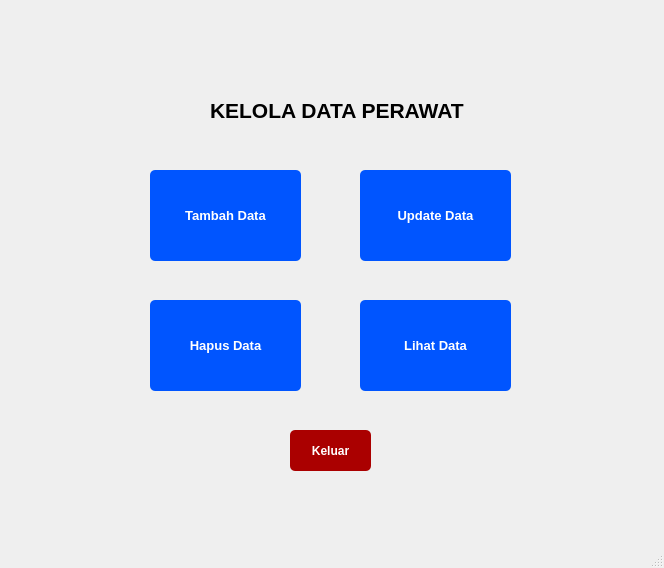
First picture: the form in kelola_perawat.ui, repository naylasalsdev-project/SudiKasusUAS, before the edit.
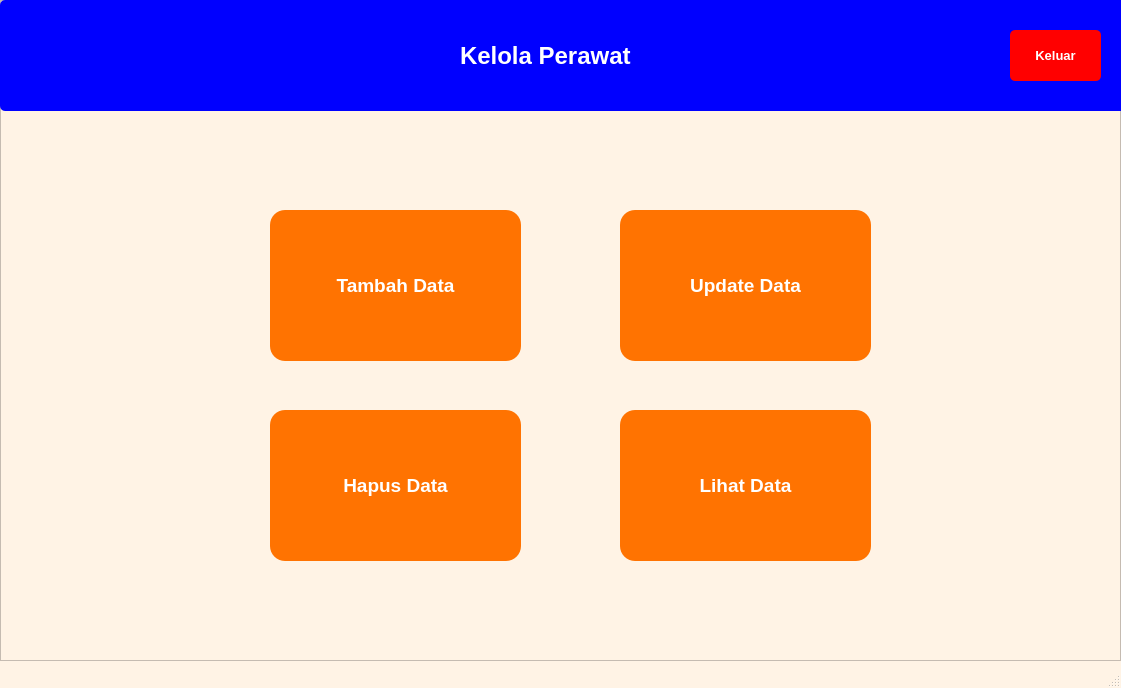
Second picture: the form after the edit.

Patch:
```diff
--- a/kelola_perawat.ui
+++ b/kelola_perawat.ui
@@ -6,113 +6,93 @@
    <rect>
     <x>0</x>
     <y>0</y>
-    <width>664</width>
-    <height>568</height>
+    <width>1121</width>
+    <height>688</height>
    </rect>
   </property>
   <property name="windowTitle">
    <string>MainWindow</string>
   </property>
+  <property name="styleSheet">
+   <string notr="true">QMainWindow {
+    background-color: rgb(255, 243, 229);          
+}</string>
+  </property>
   <widget class="QWidget" name="centralwidget">
-   <widget class="QPushButton" name="pushButton_5">
-    <property name="geometry">
-     <rect>
-      <x>360</x>
-      <y>300</y>
-      <width>151</width>
-      <height>91</height>
-     </rect>
-    </property>
-    <property name="font">
-     <font>
-      <pointsize>10</pointsize>
-      <weight>75</weight>
-      <bold>true</bold>
-     </font>
-    </property>
     <property name="styleSheet">
-     <string notr="true">QPushButton {
-    background-color: rgb(0, 85, 255);
-    color: white;
-    border-radius: 5px;   
-    padding: 6px;           
+    <string notr="true">QWidget {
+    background-color: rgb(255, 243, 229);          
 }</string>
     </property>
-    <property name="text">
-     <string>Lihat Data</string>
-    </property>
-   </widget>
-   <widget class="QPushButton" name="pushButton_4">
+   <widget class="QFrame" name="frame">
     <property name="geometry">
      <rect>
-      <x>150</x>
-      <y>300</y>
-      <width>151</width>
-      <height>91</height>
+      <x>0</x>
+      <y>0</y>
+      <width>1121</width>
+      <height>661</height>
      </rect>
     </property>
-    <property name="font">
-     <font>
-      <pointsize>10</pointsize>
-      <weight>75</weight>
-      <bold>true</bold>
-     </font>
-    </property>
     <property name="styleSheet">
-     <string notr="true">QPushButton {
-    background-color: rgb(0, 85, 255);
-    color: white;
-    border-radius: 5px;   
-    padding: 6px;           
+     <string notr="true">QFrame {
+    background-color: rgb(255, 243, 229);          
 }</string>
     </property>
-    <property name="text">
-     <string>Hapus Data</string>
+    <property name="frameShape">
+     <enum>QFrame::StyledPanel</enum>
     </property>
-   </widget>
-   <widget class="QLabel" name="label">
-    <property name="geometry">
-     <rect>
-      <x>210</x>
-      <y>90</y>
-      <width>261</width>
-      <height>41</height>
-     </rect>
+    <property name="frameShadow">
+     <enum>QFrame::Raised</enum>
     </property>
-    <property name="font">
-     <font>
-      <pointsize>16</pointsize>
-      <weight>75</weight>
-      <bold>true</bold>
-     </font>
-    </property>
-    <property name="text">
-     <string>KELOLA DATA PERAWAT</string>
-    </property>
-   </widget>
    <widget class="QPushButton" name="pushButton_2">
     <property name="geometry">
      <rect>
-      <x>150</x>
-      <y>170</y>
-      <width>151</width>
-      <height>91</height>
+       <x>620</x>
+       <y>210</y>
+       <width>251</width>
+       <height>151</height>
      </rect>
     </property>
     <property name="font">
      <font>
-      <pointsize>10</pointsize>
+       <pointsize>14</pointsize>
       <weight>75</weight>
       <bold>true</bold>
      </font>
     </property>
     <property name="styleSheet">
      <string notr="true">QPushButton {
-    background-color: rgb(0, 85, 255);
-    color: white;
-    border-radius: 5px;   
-    padding: 6px;           
-}</string>
+   background-color: rgb(255, 115, 1);
+   color: white;    
+   border-radius: 15px;   
+   padding: 6px;}</string>
+     </property>
+     <property name="text">
+      <string>Update Data</string>
+     </property>
+    </widget>
+    <widget class="QPushButton" name="pushButton">
+     <property name="geometry">
+      <rect>
+       <x>270</x>
+       <y>210</y>
+       <width>251</width>
+       <height>151</height>
+      </rect>
+     </property>
+     <property name="font">
+      <font>
+       <pointsize>14</pointsize>
+       <weight>75</weight>
+       <bold>true</bold>
+      </font>
+     </property>
+     <property name="styleSheet">
+      <string notr="true">QPushButton {
+   background-color: rgb(255, 115, 1);
+   color: white;    
+   border-radius: 15px;   
+   padding: 6px;}</string>
     </property>
     <property name="text">
      <string>Tambah Data</string>
@@ -121,60 +101,127 @@
    <widget class="QPushButton" name="pushButton_3">
     <property name="geometry">
      <rect>
-      <x>360</x>
-      <y>170</y>
-      <width>151</width>
-      <height>91</height>
+       <x>270</x>
+       <y>410</y>
+       <width>251</width>
+       <height>151</height>
      </rect>
     </property>
     <property name="font">
      <font>
-      <pointsize>10</pointsize>
+       <pointsize>14</pointsize>
       <weight>75</weight>
       <bold>true</bold>
      </font>
     </property>
     <property name="styleSheet">
      <string notr="true">QPushButton {
-    background-color: rgb(0, 85, 255);
-    color: white;
-    border-radius: 5px;   
-    padding: 6px;           
-}</string>
+   background-color: rgb(255, 115, 1);
+   color: white;    
+   border-radius: 15px;   
+   padding: 6px;}</string>
     </property>
     <property name="text">
-     <string>Update Data</string>
+      <string>Hapus Data</string>
     </property>
    </widget>
    <widget class="QPushButton" name="pushButton_6">
     <property name="geometry">
      <rect>
-      <x>290</x>
-      <y>430</y>
-      <width>81</width>
-      <height>41</height>
+       <x>620</x>
+       <y>410</y>
+       <width>251</width>
+       <height>151</height>
      </rect>
     </property>
     <property name="font">
      <font>
-      <pointsize>9</pointsize>
+       <pointsize>14</pointsize>
       <weight>75</weight>
       <bold>true</bold>
      </font>
     </property>
     <property name="styleSheet">
      <string notr="true">QPushButton {
-    background-color: rgb(170, 0, 0);
-    color: white;
-    border-radius: 5px;   
-    padding: 6px;           
+   background-color: rgb(255, 115, 1);
+   color: white;    
+   border-radius: 15px;   
+   padding: 6px;}</string>
+     </property>
+     <property name="text">
+      <string>Lihat Data</string>
+     </property>
+    </widget>
+    <widget class="QWidget" name="widget" native="true">
+     <property name="geometry">
+      <rect>
+       <x>0</x>
+       <y>0</y>
+       <width>1131</width>
+       <height>111</height>
+      </rect>
+     </property>
+     <property name="styleSheet">
+      <string notr="true">QWidget {
+    background-color: rgb(0, 0, 255);
+	border-radius: 5px        
 }</string>
+     </property>
+     <widget class="QLabel" name="label">
+      <property name="geometry">
+       <rect>
+        <x>460</x>
+        <y>30</y>
+        <width>231</width>
+        <height>51</height>
+       </rect>
+      </property>
+      <property name="font">
+       <font>
+        <pointsize>18</pointsize>
+        <weight>75</weight>
+        <bold>true</bold>
+       </font>
+      </property>
+      <property name="styleSheet">
+       <string notr="true">QLabel {
+	color : white
+	}</string>
+      </property>
+      <property name="text">
+       <string>Kelola Perawat</string>
+      </property>
+     </widget>
+     <widget class="QPushButton" name="pushButton_5">
+      <property name="geometry">
+       <rect>
+        <x>1010</x>
+        <y>30</y>
+        <width>91</width>
+        <height>51</height>
+       </rect>
+      </property>
+      <property name="font">
+       <font>
+        <pointsize>10</pointsize>
+        <weight>75</weight>
+        <bold>true</bold>
+       </font>
+      </property>
+      <property name="styleSheet">
+       <string notr="true">QPushButton {
+   background-color: rgb(255, 0, 0);
+   color: white;    
+   border-radius: 5px;   
+   padding: 6px;}</string>
     </property>
     <property name="text">
      <string>Keluar</string>
     </property>
    </widget>
   </widget>
+   </widget>
+  </widget>
   <widget class="QMenuBar" name="menubar">
    <property name="geometry">
     <rect>
```
Left out of the diff: 4 changed lines with no effect on the pictures. Lines whose indentation alone changed are shown as unchanged.
